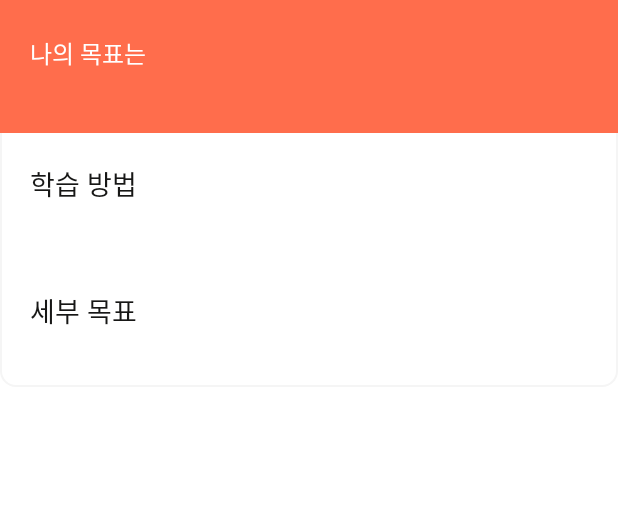
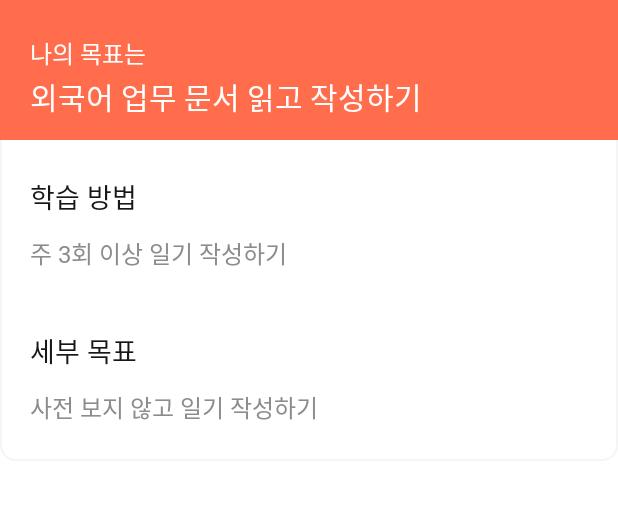
Before and after one commit to Team-Smeme/smeem-aos, an Android app: the layout fragment_setting_encouraging.xml on its own in the app's theme, with its tools: preview values and no code run, on a phone screen of 412 x 824 dp, the part 64-584 px from its top. Run offline under Robolectric (Android 15) with nearby library versions, the phone set to English and light mode, and no system bars; Roboto replaces fonts that are not available here.

Commit message:
추천 트레이닝 방법 디자인 수정

```diff
--- a/app/src/main/res/layout/fragment_setting_encouraging.xml
+++ b/app/src/main/res/layout/fragment_setting_encouraging.xml
@@ -54,20 +54,21 @@
                     android:textAppearance="@style/TextAppearance.Smeem.Body3_medium"
                     android:textColor="@color/white"
                     app:layout_constraintEnd_toEndOf="parent"
-                    app:layout_constraintStart_toStartOf="parent"
+                    app:layout_constraintStart_toStartOf="@id/iv_encouraging_box_logo"
                     app:layout_constraintTop_toBottomOf="@id/iv_encouraging_box_logo" />
 
                 <TextView
                     android:id="@+id/tv_encouraging_box_header_body"
                     android:layout_width="0dp"
                     android:layout_height="wrap_content"
-
+                    android:layout_marginTop="2dp"
                     android:text="@{trainingGoal.goal}"
                     android:textAppearance="@style/TextAppearance.Smeem.Headline3"
                     android:textColor="@color/white"
                     app:layout_constraintEnd_toEndOf="parent"
-                    app:layout_constraintStart_toStartOf="parent"
-                    app:layout_constraintTop_toBottomOf="@id/tv_encouraging_box_header_title" />
+                    app:layout_constraintStart_toStartOf="@id/tv_encouraging_box_header_title"
+                    app:layout_constraintTop_toBottomOf="@id/tv_encouraging_box_header_title"
+                    tools:text="외국어 업무 문서 읽고 작성하기" />
 
             </androidx.constraintlayout.widget.ConstraintLayout>
 
@@ -75,8 +76,8 @@
                 android:id="@+id/cl_on_boarding_encouraging_box_how_to"
                 android:layout_width="match_parent"
                 android:layout_height="0dp"
-                android:layout_marginHorizontal="20dp"
-                android:layout_marginTop="20dp"
+                android:layout_marginTop="24dp"
+                android:paddingHorizontal="20dp"
 
                 app:layout_constraintTop_toBottomOf="@id/cl_on_boarding_encouraging_box_header"
                 app:layout_constraintVertical_bias="0.3">
@@ -95,15 +96,16 @@
                     android:id="@+id/tv_on_boarding_encouraging_box_how_body"
                     android:layout_width="match_parent"
                     android:layout_height="0dp"
-                    android:layout_marginTop="5dp"
+                    android:layout_marginTop="12dp"
 
+                    android:text="@{trainingGoal.way}"
                     android:textAppearance="@style/TextAppearance.Smeem.Body4_regular"
                     android:textColor="@color/gray_600"
-                    app:layout_constraintStart_toStartOf="parent"
+                    android:lineSpacingExtra="6dp"
+                    app:layout_constraintStart_toStartOf="@id/tv_on_boarding_encouraging_box_how_title"
                     app:layout_constraintTop_toBottomOf="@id/tv_on_boarding_encouraging_box_how_title"
                     app:layout_constraintVertical_bias="0.6"
-
-                    tools:text="@{trainingGoal.way}" />
+                    tools:text="주 3회 이상 일기 작성하기" />
 
             </androidx.constraintlayout.widget.ConstraintLayout>
 
@@ -111,8 +113,8 @@
                 android:layout_width="match_parent"
                 android:layout_height="0dp"
                 android:layout_marginHorizontal="20dp"
-                android:layout_marginTop="30dp"
-                android:paddingBottom="10dp"
+                android:layout_marginTop="39dp"
+                android:paddingBottom="24dp"
                 app:layout_constraintTop_toBottomOf="@id/cl_on_boarding_encouraging_box_how_to"
                 app:layout_constraintVertical_bias="0.3">
 
@@ -120,7 +122,6 @@
                     android:id="@+id/tv_on_boarding_encouraging_box_goal_title"
                     android:layout_width="0dp"
                     android:layout_height="wrap_content"
-
                     android:text="@string/on_boarding_encouraging_box_goal_title"
                     android:textAppearance="@style/TextAppearance.Smeem.Subtitle2_semibold"
                     app:layout_constraintStart_toStartOf="parent"
@@ -131,13 +132,15 @@
                     android:id="@+id/tv_on_boarding_encouraging_box_goal_body"
                     android:layout_width="match_parent"
                     android:layout_height="0dp"
-                    android:layout_marginTop="5dp"
-
+                    android:layout_marginTop="12dp"
+                    android:lineSpacingExtra="6dp"
+                    android:text="@{trainingGoal.detail}"
                     android:textAppearance="@style/TextAppearance.Smeem.Body4_regular"
                     android:textColor="@color/gray_600"
                     app:layout_constraintStart_toStartOf="parent"
                     app:layout_constraintTop_toBottomOf="@id/tv_on_boarding_encouraging_box_goal_title"
-                    tools:text="@{trainingGoal.detail}" />
+                    tools:text="사전 보지 않고 일기 작성하기" />
+
             </androidx.constraintlayout.widget.ConstraintLayout>
 
         </androidx.constraintlayout.widget.ConstraintLayout>
```
